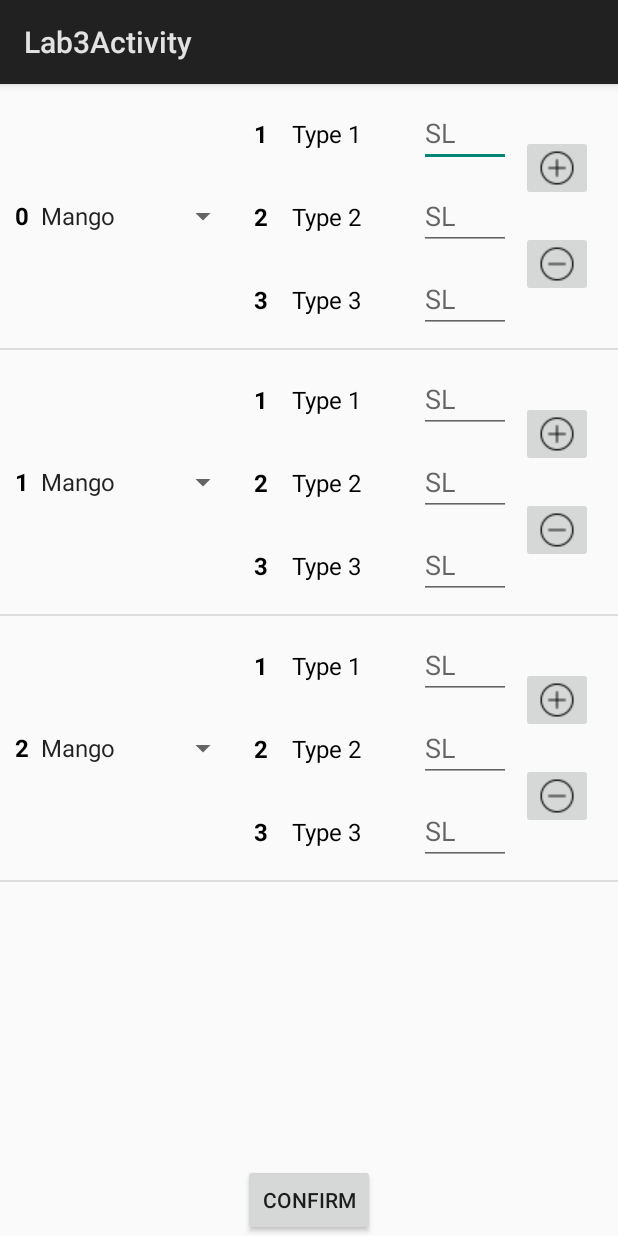
After one commit to Tuh11343/LabThucTap, an Android app: the Lab3Activity screen opened directly, with no data from a screen before it, on a phone screen of 412 x 824 dp. The commit adds this screen. Run offline under Robolectric (Android 15) with nearby library versions, the phone set to English and light mode, and no system bars.

Commit message:
Cap nhat activity

```diff
--- a/app/src/main/AndroidManifest.xml
+++ b/app/src/main/AndroidManifest.xml
@@ -25,6 +25,11 @@
             android:label="@string/title_activity_lab2"
             android:theme="@style/Theme.MyApplication" />
         <activity
+            android:name=".views.Lab3Activity"
+            android:exported="false"
+            android:label="@string/title_activity_lab3"
+            android:theme="@style/Theme.MyApplication" />
+        <activity
             android:name=".views.MainActivity"
             android:exported="true"
             android:label="@string/app_name"
--- /dev/null
+++ b/app/src/main/java/com/example/myapplication/adapter/lab3/Lab3Listener.kt
@@ -0,0 +1,8 @@
+package com.example.myapplication.adapter.lab3
+import com.example.myapplication.model.lab2.Item
+
+interface Lab3Listener {
+
+    fun add()
+    fun delete(item:Item)
+}
--- /dev/null
+++ b/app/src/main/java/com/example/myapplication/adapter/lab3/Lab3ProductAdapter.kt
@@ -0,0 +1,131 @@
+package com.example.myapplication.adapter.lab3
+
+import android.R
+import android.view.LayoutInflater
+import android.view.View
+import android.view.ViewGroup
+import android.widget.AdapterView
+import android.widget.ArrayAdapter
+import androidx.core.widget.doOnTextChanged
+import androidx.recyclerview.widget.RecyclerView
+import com.example.myapplication.databinding.ItemView3Binding
+import com.example.myapplication.model.lab2.Item
+import com.example.myapplication.model.lab2.Product
+import com.example.myapplication.model.lab2.ProductType
+
+
+class Lab3ItemAdapter(var itemAdapterList:MutableList<Item>,var mListener: Lab3Listener) :
+    RecyclerView.Adapter<Lab3ItemAdapter.ViewHolder>() {
+
+    var productChooseList= MutableList(itemAdapterList.size) { "" }
+
+    inner class ViewHolder(val binding: ItemView3Binding) :
+        RecyclerView.ViewHolder(binding.root)
+
+    override fun onCreateViewHolder(parent: ViewGroup, viewType: Int): ViewHolder {
+        return ViewHolder(
+            ItemView3Binding.inflate(
+                LayoutInflater.from(parent.context),
+                parent,
+                false
+            )
+        )
+    }
+
+    override fun getItemCount(): Int {
+        return itemAdapterList.size
+    }
+
+    override fun onBindViewHolder(holder: ViewHolder, position: Int) {
+        val item = itemAdapterList[holder.absoluteAdapterPosition]
+        if (item != null) {
+            holder.binding.index.text=holder.absoluteAdapterPosition.toString()
+            val adapter = ArrayAdapter(
+                holder.itemView.context,
+                R.layout.simple_spinner_item,
+                item.productList
+            )
+            adapter.setDropDownViewResource(R.layout.simple_spinner_dropdown_item)
+            holder.binding.spinnerProduct.adapter = adapter
+
+            holder.binding.productType1.text=item.productTypeList[0].name
+            holder.binding.productType2.text=item.productTypeList[1].name
+            holder.binding.productType3.text=item.productTypeList[2].name
+
+            holder.binding.inputNumber1.doOnTextChanged { text, start, before, count ->
+                if(text.toString().isNotEmpty()){
+                    item.productTypeList[0].amount=Integer.parseInt(text.toString())
+                }else{
+                    item.productTypeList[0].amount=0
+                }
+            }
+
+            holder.binding.inputNumber2.doOnTextChanged { text, start, before, count ->
+                if(text.toString().isNotEmpty()){
+                    item.productTypeList[1].amount=Integer.parseInt(text.toString())
+                }else{
+                    item.productTypeList[0].amount=0
+                }
+            }
+
+            holder.binding.inputNumber3.doOnTextChanged { text, start, before, count ->
+                if(text.toString().isNotEmpty()){
+                    item.productTypeList[2].amount=Integer.parseInt(text.toString())
+                }else{
+                    item.productTypeList[0].amount=0
+                }
+            }
+
+            val initialValue = holder.binding.spinnerProduct.selectedItem as String
+            productChooseList[holder.absoluteAdapterPosition]=initialValue
+            holder.binding.spinnerProduct.onItemSelectedListener = object : AdapterView.OnItemSelectedListener {
+                override fun onItemSelected(parent: AdapterView<*>?, view: View?, position: Int, id: Long) {
+                    val selectedItem = parent?.getItemAtPosition(position) as String
+                    productChooseList[holder.absoluteAdapterPosition]=selectedItem
+                }
+
+                override fun onNothingSelected(parent: AdapterView<*>?) {
+                }
+            }
+
+            holder.binding.addMore.setOnClickListener{
+                mListener.add()
+            }
+
+            holder.binding.delete.setOnClickListener{
+                mListener.delete(item)
+            }
+
+        }
+    }
+
+    fun getValues():MutableList<Product> {
+        var resultList=mutableListOf<Product>()
+
+        for((index, item) in itemAdapterList.withIndex()){
+            var productType= mutableListOf<ProductType>()
+            productType.add(ProductType(item.productTypeList[0].name,item.productTypeList[0].amount))
+            productType.add(ProductType(item.productTypeList[1].name,item.productTypeList[1].amount))
+            productType.add(ProductType(item.productTypeList[2].name,item.productTypeList[2].amount))
+
+            resultList.add(Product(productChooseList[index],productType))
+        }
+
+        return resultList
+    }
+
+    fun add(item:Item){
+        itemAdapterList.add(item)
+        productChooseList.add(item.productList[0])
+        notifyItemInserted(itemAdapterList.size)
+    }
+
+    fun delete(item:Item){
+        var position=itemAdapterList.indexOf(item)
+        productChooseList.removeAt(position)
+        itemAdapterList.removeAt(position)
+        notifyItemRemoved(position)
+    }
+
+
+}
--- /dev/null
+++ b/app/src/main/java/com/example/myapplication/views/Lab3Activity.kt
@@ -0,0 +1,116 @@
+package com.example.myapplication.views
+
+import android.os.Bundle
+import android.util.Log
+import android.widget.Toast
+import androidx.activity.ComponentActivity
+import androidx.recyclerview.widget.DividerItemDecoration
+import com.example.myapplication.utils.lab2.CustomDialog
+import com.example.myapplication.adapter.ItemAdapter
+import com.example.myapplication.adapter.lab3.Lab3ItemAdapter
+import com.example.myapplication.adapter.lab3.Lab3Listener
+import com.example.myapplication.databinding.Lab2LayoutBinding
+import com.example.myapplication.model.lab2.Item
+import com.example.myapplication.model.lab2.Product
+import com.example.myapplication.model.lab2.ProductType
+
+class Lab3Activity : ComponentActivity() {
+
+    private lateinit var binding: Lab2LayoutBinding
+    private var productList = mutableListOf("Mango", "Strawberry", "Avocado")
+    private lateinit var adapter:Lab3ItemAdapter
+
+
+    override fun onCreate(savedInstanceState: Bundle?) {
+        super.onCreate(savedInstanceState)
+
+        binding = Lab2LayoutBinding.inflate(layoutInflater)
+        setContentView(binding.root)
+
+        binding.recyclerView.addItemDecoration(
+            DividerItemDecoration(
+                this,
+                DividerItemDecoration.VERTICAL
+            )
+        )
+        var itemAdapterList = mutableListOf<Item>()
+
+        val productTypeList1 = mutableListOf(
+            ProductType("Type 1", 0),
+            ProductType("Type 2", 0),
+            ProductType("Type 3", 0)
+        )
+
+        val productTypeList2 = mutableListOf(
+            ProductType("Type 1", 0),
+            ProductType("Type 2", 0),
+            ProductType("Type 3", 0)
+        )
+
+        val productTypeList3 = mutableListOf(
+            ProductType("Type 1", 0),
+            ProductType("Type 2", 0),
+            ProductType("Type 3", 0)
+        )
+
+        itemAdapterList.add(Item(productList, productTypeList1))
+        itemAdapterList.add(Item(productList, productTypeList2))
+        itemAdapterList.add(Item(productList, productTypeList3))
+
+        adapter = Lab3ItemAdapter(itemAdapterList,object:Lab3Listener{
+            override fun add() {
+                val productTypeList = mutableListOf(
+                    ProductType("Type 1", 0),
+                    ProductType("Type 2", 0),
+                    ProductType("Type 3", 0)
+                )
+                adapter.add(Item(productList,productTypeList))
+                Toast.makeText(this@Lab3Activity,"Thêm thành công",Toast.LENGTH_SHORT).show()
+            }
+
+            override fun delete(item:Item) {
+                adapter.delete(item)
+                Toast.makeText(this@Lab3Activity,"Xóa thành công",Toast.LENGTH_SHORT).show()
+            }
+
+        })
+        binding.recyclerView.adapter = adapter
+
+        binding.btnConfirm.setOnClickListener {
+            var productList = adapter.getValues()
+            Log.i("DEBUG", "Size:${productList.size}")
+            if (hasDuplicateProductName(productList)) {
+                Toast.makeText(this, "San pham bi trung vui long nhap lai", Toast.LENGTH_SHORT)
+                    .show()
+            } else if (productHasEmptyAmount(productList)) {
+                Toast.makeText(this, "Khong duoc de trong gia tri", Toast.LENGTH_SHORT).show()
+            } else {
+                val customDialog = CustomDialog(this, productList)
+                customDialog.show()
+            }
+        }
+
+    }
+
+    private fun hasDuplicateProductName(productList: List<Product>): Boolean {
+        val seenNames = mutableSetOf<String>()
+        for (product in productList) {
+            if (!seenNames.add(product.productName)) {
+                return true
+            }
+        }
+        return false
+    }
+
+    private fun productHasEmptyAmount(productList: List<Product>): Boolean {
+        for (product in productList) {
+            for (productType in product.listProductType) {
+                if (productType.amount == 0)
+                    return true
+            }
+        }
+        return false
+    }
+
+
+}
--- a/app/src/main/java/com/example/myapplication/views/MainActivity.kt
+++ b/app/src/main/java/com/example/myapplication/views/MainActivity.kt
@@ -23,7 +23,9 @@ class MainActivity : ComponentActivity() {
             startActivity(Intent(this,Lab2Activity::class.java))
         }
 
-
+        binding.btnLab3.setOnClickListener{
+            startActivity(Intent(this,Lab3Activity::class.java))
+        }
     }
 
 
--- /dev/null
+++ b/app/src/main/res/layout/item_view_3.xml
@@ -0,0 +1,212 @@
+<?xml version="1.0" encoding="utf-8"?>
+<LinearLayout xmlns:android="http://schemas.android.com/apk/res/android"
+    android:layout_width="match_parent"
+    android:layout_height="wrap_content"
+    android:padding="10dp"
+    android:orientation="horizontal">
+
+    <LinearLayout
+        android:layout_width="wrap_content"
+        android:layout_height="wrap_content"
+        android:orientation="horizontal"
+        android:layout_gravity="center_vertical"
+        >
+
+        <TextView
+            android:id="@+id/index"
+            android:layout_width="wrap_content"
+            android:layout_height="wrap_content"
+            android:text="1"
+            android:textSize="16dp"
+            android:textColor="@color/black"
+            android:textStyle="bold"
+            android:maxLines="1"
+            android:ellipsize="end"
+            />
+
+        <!--    <View-->
+        <!--        android:layout_width="5dp"-->
+        <!--        android:layout_height="fill_parent"-->
+        <!--        android:background="@android:color/black" />-->
+
+        <Spinner
+            android:id="@+id/spinnerProduct"
+            android:layout_width="wrap_content"
+            android:layout_height="wrap_content"
+            android:entries="@array/type_spinner"
+            />
+
+    </LinearLayout>
+
+
+    <TableLayout
+        android:layout_width="wrap_content"
+        android:layout_height="wrap_content"
+        android:layout_marginLeft="10dp"
+        android:layout_weight="6"
+        >
+
+        <TableRow>
+
+            <TextView
+                android:layout_width="wrap_content"
+                android:layout_height="wrap_content"
+                android:text="1"
+                android:textSize="16dp"
+                android:textColor="@color/black"
+                android:textStyle="bold"
+                android:layout_weight="1"
+                android:ellipsize="end"
+                />
+
+            <TextView
+                android:id="@+id/productType1"
+                android:layout_width="wrap_content"
+                android:layout_height="wrap_content"
+                android:text="ABC"
+                android:textSize="16dp"
+                android:textColor="@color/black"
+                android:textStyle="normal"
+                android:layout_marginLeft="5dp"
+                android:ellipsize="end"
+                android:maxLines="1"
+                android:layout_weight="3"
+                />
+
+
+            <EditText
+                android:layout_marginLeft="5dp"
+                android:id="@+id/inputNumber1"
+                android:layout_width="match_parent"
+                android:layout_height="wrap_content"
+                android:hint="SL"
+                android:layout_weight="3"
+                android:inputType="number"
+                />
+
+        </TableRow>
+
+        <TableRow
+            android:layout_marginTop="10dp"
+            >
+
+            <TextView
+                android:layout_width="wrap_content"
+                android:layout_height="wrap_content"
+                android:text="2"
+                android:textSize="16dp"
+                android:textColor="@color/black"
+                android:textStyle="bold"
+                android:layout_weight="1"
+                android:ellipsize="end"
+                />
+
+            <TextView
+                android:id="@+id/productType2"
+                android:layout_width="wrap_content"
+                android:layout_height="wrap_content"
+                android:text="ABC"
+                android:textSize="16dp"
+                android:textColor="@color/black"
+                android:textStyle="normal"
+                android:layout_marginLeft="5dp"
+                android:ellipsize="end"
+                android:maxLines="1"
+                android:layout_weight="3"
+                />
+
+
+            <EditText
+                android:layout_marginLeft="5dp"
+                android:id="@+id/inputNumber2"
+                android:layout_width="match_parent"
+                android:layout_height="wrap_content"
+                android:hint="SL"
+                android:layout_weight="3"
+                android:inputType="number"
+                />
+
+        </TableRow>
+
+        <TableRow
+            android:layout_marginTop="10dp"
+            >
+
+            <TextView
+                android:layout_width="wrap_content"
+                android:layout_height="wrap_content"
+                android:text="3"
+                android:textSize="16dp"
+                android:textColor="@color/black"
+                android:textStyle="bold"
+                android:layout_weight="1"
+                android:ellipsize="end"
+                />
+
+            <TextView
+                android:id="@+id/productType3"
+                android:layout_width="wrap_content"
+                android:layout_height="wrap_content"
+                android:text="ABC"
+                android:textSize="16dp"
+                android:textColor="@color/black"
+                android:textStyle="normal"
+                android:layout_marginLeft="5dp"
+                android:ellipsize="end"
+                android:maxLines="1"
+                android:layout_weight="3"
+                />
+
+
+            <EditText
+                android:layout_marginLeft="5dp"
+                android:id="@+id/inputNumber3"
+                android:layout_width="match_parent"
+                android:layout_height="wrap_content"
+                android:hint="SL"
+                android:layout_weight="3"
+                android:inputType="number"
+                />
+
+        </TableRow>
+
+    </TableLayout>
+
+    <LinearLayout
+        android:layout_width="wrap_content"
+        android:layout_height="wrap_content"
+        android:orientation="vertical"
+        android:layout_weight="1"
+        android:layout_gravity="center_vertical"
+        >
+
+        <ImageButton
+            android:id="@+id/addMore"
+            android:layout_width="wrap_content"
+            android:layout_height="wrap_content"
+            android:src="@drawable/icon_plus_24"
+            android:scaleType="center"
+            android:layout_gravity="center_horizontal"
+            android:adjustViewBounds="true"
+            />
+
+        <ImageButton
+            android:id="@+id/delete"
+            android:layout_width="wrap_content"
+            android:layout_height="wrap_content"
+            android:src="@drawable/icon_minus_24"
+            android:scaleType="center"
+            android:layout_gravity="center_horizontal"
+            android:layout_marginTop="20dp"
+            android:adjustViewBounds="true"
+            />
+
+
+    </LinearLayout>
+
+
+
+
+
+
+</LinearLayout>
--- a/app/src/main/res/layout/menu_layout.xml
+++ b/app/src/main/res/layout/menu_layout.xml
@@ -36,4 +36,13 @@
         android:layout_marginTop="20dp"
         />
 
+    <Button
+        android:id="@+id/btnLab3"
+        android:layout_width="wrap_content"
+        android:layout_height="wrap_content"
+        android:text="Lab3"
+        android:layout_gravity="center_horizontal"
+        android:layout_marginTop="20dp"
+        />
+
 </LinearLayout>
--- a/app/src/main/res/values/strings.xml
+++ b/app/src/main/res/values/strings.xml
@@ -9,4 +9,6 @@
     </array>
     <string name="title_activity_lab2">Lab2_Activity</string>
     <string name="title_activity_lab1">Lab1Activity</string>
+    <string name="title_activity_lab3">Lab3Activity</string>
+
 </resources>
```
